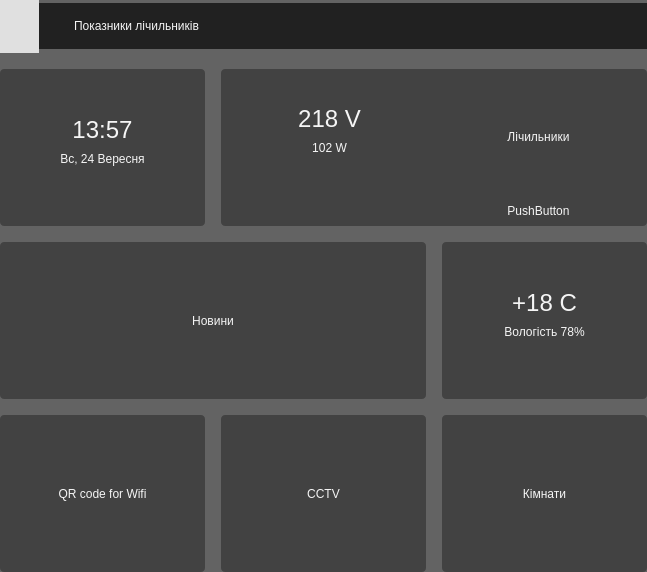
First picture: the form in mainwindow.ui, repository DanCher17/lmv1, before the edit.
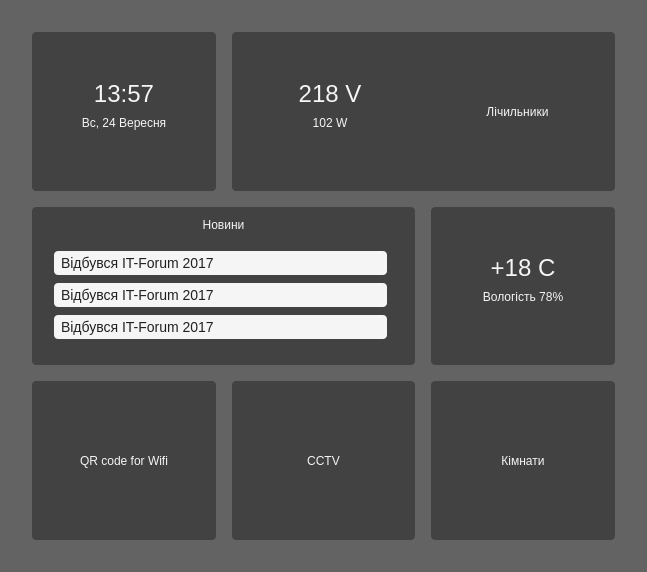
Second picture: the form after the edit. The open tabs and pages were chosen to show the change. Icons and pictures are not drawn.

Patch:
```diff
--- a/mainwindow.ui
+++ b/mainwindow.ui
@@ -46,21 +46,21 @@
       <widget class="QWidget" name="page">
        <layout class="QGridLayout" name="gridLayout_2">
         <property name="leftMargin">
-         <number>0</number>
+         <number>32</number>
         </property>
         <property name="topMargin">
-         <number>0</number>
+         <number>32</number>
         </property>
         <property name="rightMargin">
-         <number>0</number>
+         <number>32</number>
         </property>
         <property name="bottomMargin">
-         <number>0</number>
+         <number>32</number>
         </property>
         <property name="spacing">
          <number>16</number>
         </property>
-        <item row="2" column="1" colspan="2">
+        <item row="1" column="1" colspan="2">
          <widget class="QWidget" name="widget_4" native="true">
           <property name="styleSheet">
            <string notr="true">QWidget {
@@ -85,16 +85,6 @@
            <property name="spacing">
             <number>8</number>
            </property>
-           <item row="0" column="1" rowspan="2">
-            <widget class="QLabel" name="label_10">
-             <property name="text">
-              <string>Лічильники</string>
-             </property>
-             <property name="alignment">
-              <set>Qt::AlignCenter</set>
-             </property>
-            </widget>
-           </item>
            <item row="0" column="0">
             <widget class="QLabel" name="label_11">
              <property name="styleSheet">
@@ -108,6 +98,25 @@
              </property>
             </widget>
            </item>
+           <item row="0" column="1" rowspan="2">
+            <widget class="QPushButton" name="pushButton">
+             <property name="sizePolicy">
+              <sizepolicy hsizetype="Preferred" vsizetype="Preferred">
+               <horstretch>0</horstretch>
+               <verstretch>0</verstretch>
+              </sizepolicy>
+             </property>
+             <property name="cursor">
+              <cursorShape>PointingHandCursor</cursorShape>
+             </property>
+             <property name="styleSheet">
+              <string notr="true"/>
+             </property>
+             <property name="text">
+              <string>Лічильники</string>
+             </property>
+            </widget>
+           </item>
            <item row="1" column="0">
             <widget class="QLabel" name="label_12">
              <property name="text">
@@ -118,68 +127,10 @@
              </property>
             </widget>
            </item>
-           <item row="2" column="1">
-            <widget class="QPushButton" name="pushButton">
-             <property name="text">
-              <string>PushButton</string>
-             </property>
-            </widget>
-           </item>
           </layout>
          </widget>
         </item>
-        <item row="2" column="0">
-         <widget class="QWidget" name="widget" native="true">
-          <property name="styleSheet">
-           <string notr="true">QWidget {
-	background: #424242;
-	color: #f5f5f5;
-	border-radius: 4px;
-}</string>
-          </property>
-          <layout class="QVBoxLayout" name="verticalLayout_2">
-           <property name="spacing">
-            <number>8</number>
-           </property>
-           <property name="leftMargin">
-            <number>8</number>
-           </property>
-           <property name="topMargin">
-            <number>8</number>
-           </property>
-           <property name="rightMargin">
-            <number>8</number>
-           </property>
-           <property name="bottomMargin">
-            <number>8</number>
-           </property>
-           <item>
-            <widget class="QLabel" name="label_3">
-             <property name="styleSheet">
-              <string notr="true">font-size: 24px;</string>
-             </property>
-             <property name="text">
-              <string>13:57</string>
-             </property>
-             <property name="alignment">
-              <set>Qt::AlignBottom|Qt::AlignHCenter</set>
-             </property>
-            </widget>
-           </item>
-           <item>
-            <widget class="QLabel" name="label_4">
-             <property name="text">
-              <string>Вс, 24 Вересня</string>
-             </property>
-             <property name="alignment">
-              <set>Qt::AlignHCenter|Qt::AlignTop</set>
-             </property>
-            </widget>
-           </item>
-          </layout>
-         </widget>
-        </item>
-        <item row="4" column="0">
+        <item row="3" column="0">
          <widget class="QWidget" name="widget_6" native="true">
           <property name="styleSheet">
            <string notr="true">QWidget {
@@ -205,7 +156,36 @@
           </layout>
          </widget>
         </item>
-        <item row="4" column="1">
+        <item row="3" column="2">
+         <widget class="QWidget" name="widget_9" native="true">
+          <property name="styleSheet">
+           <string notr="true">QWidget {
+	background: #424242;
+	color: #f5f5f5;
+	border-radius: 4px;
+}</string>
+          </property>
+          <layout class="QGridLayout" name="gridLayout_6">
+           <item row="0" column="0">
+            <widget class="QPushButton" name="pushButton_2">
+             <property name="sizePolicy">
+              <sizepolicy hsizetype="Preferred" vsizetype="Preferred">
+               <horstretch>0</horstretch>
+               <verstretch>0</verstretch>
+              </sizepolicy>
+             </property>
+             <property name="cursor">
+              <cursorShape>PointingHandCursor</cursorShape>
+             </property>
+             <property name="text">
+              <string>Кімнати</string>
+             </property>
+            </widget>
+           </item>
+          </layout>
+         </widget>
+        </item>
+        <item row="3" column="1">
          <widget class="QWidget" name="widget_7" native="true">
           <property name="styleSheet">
            <string notr="true">QWidget {
@@ -231,8 +211,8 @@
           </layout>
          </widget>
         </item>
-        <item row="4" column="2">
-         <widget class="QWidget" name="widget_9" native="true">
+        <item row="1" column="0">
+         <widget class="QWidget" name="widget" native="true">
           <property name="styleSheet">
            <string notr="true">QWidget {
 	background: #424242;
@@ -240,134 +220,52 @@
 	border-radius: 4px;
 }</string>
           </property>
-          <layout class="QGridLayout" name="gridLayout_6">
-           <item row="0" column="0">
-            <widget class="QLabel" name="label_14">
-             <property name="styleSheet">
-              <string notr="true"/>
-             </property>
-             <property name="text">
-              <string>Кімнати</string>
-             </property>
-             <property name="alignment">
-              <set>Qt::AlignCenter</set>
-             </property>
-            </widget>
-           </item>
-          </layout>
-         </widget>
-        </item>
-        <item row="0" column="0" colspan="3">
-         <widget class="QWidget" name="widget_3" native="true">
-          <property name="sizePolicy">
-           <sizepolicy hsizetype="Preferred" vsizetype="Fixed">
-            <horstretch>0</horstretch>
-            <verstretch>0</verstretch>
-           </sizepolicy>
-          </property>
-          <layout class="QHBoxLayout" name="horizontalLayout">
+          <layout class="QVBoxLayout" name="verticalLayout_2">
            <property name="spacing">
-            <number>0</number>
+            <number>8</number>
            </property>
            <property name="leftMargin">
-            <number>0</number>
+            <number>8</number>
            </property>
            <property name="topMargin">
-            <number>0</number>
+            <number>8</number>
            </property>
            <property name="rightMargin">
-            <number>0</number>
+            <number>8</number>
            </property>
            <property name="bottomMargin">
-            <number>0</number>
+            <number>8</number>
            </property>
            <item>
-            <widget class="QLabel" name="label_2">
-             <property name="sizePolicy">
-              <sizepolicy hsizetype="Fixed" vsizetype="Fixed">
-               <horstretch>0</horstretch>
-               <verstretch>0</verstretch>
-              </sizepolicy>
-             </property>
-             <property name="minimumSize">
-              <size>
-               <width>0</width>
-               <height>53</height>
-              </size>
-             </property>
+            <widget class="QLabel" name="label_3">
              <property name="styleSheet">
-              <string notr="true">padding: 16px;
-background: #E0E0E0;
-</string>
+              <string notr="true">font-size: 24px;</string>
              </property>
-             <property name="lineWidth">
-              <number>1</number>
-             </property>
              <property name="text">
-              <string/>
+              <string>13:57</string>
              </property>
              <property name="pixmap">
               <pixmap resource="images.qrc">:/img/arrow-left.svg</pixmap>
              </property>
              <property name="alignment">
-              <set>Qt::AlignCenter</set>
+              <set>Qt::AlignBottom|Qt::AlignHCenter</set>
              </property>
-             <property name="indent">
-              <number>-1</number>
-             </property>
             </widget>
            </item>
            <item>
-            <widget class="QLabel" name="label">
-             <property name="sizePolicy">
-              <sizepolicy hsizetype="Preferred" vsizetype="Fixed">
-               <horstretch>0</horstretch>
-               <verstretch>0</verstretch>
-              </sizepolicy>
-             </property>
-             <property name="styleSheet">
-              <string notr="true">QLabel {
-background-color: #212121;
-color: #f5f5f5;
-padding: 16px 32px;
-line-height: 1;
-}</string>
-             </property>
+            <widget class="QLabel" name="label_4">
              <property name="text">
-              <string>Показники лічильників</string>
+              <string>Вс, 24 Вересня</string>
              </property>
-             <property name="textFormat">
-              <enum>Qt::PlainText</enum>
-             </property>
-            </widget>
-           </item>
-          </layout>
-         </widget>
-        </item>
-        <item row="3" column="0" colspan="2">
-         <widget class="QWidget" name="widget_5" native="true">
-          <property name="styleSheet">
-           <string notr="true">QWidget {
-	background: #424242;
-	color: #f5f5f5;
-	border-radius: 4px;
-}</string>
-          </property>
-          <layout class="QVBoxLayout" name="verticalLayout_3">
-           <item>
-            <widget class="QLabel" name="label_8">
-             <property name="text">
-              <string>Новини</string>
-             </property>
              <property name="alignment">
-              <set>Qt::AlignCenter</set>
+              <set>Qt::AlignHCenter|Qt::AlignTop</set>
              </property>
             </widget>
            </item>
           </layout>
          </widget>
         </item>
-        <item row="3" column="2">
+        <item row="2" column="2">
          <widget class="QWidget" name="widget_2" native="true">
           <property name="styleSheet">
            <string notr="true">QWidget {
@@ -418,6 +316,120 @@
           </layout>
          </widget>
         </item>
+        <item row="2" column="0" colspan="2">
+         <widget class="QWidget" name="widget_5" native="true">
+          <property name="styleSheet">
+           <string notr="true">QWidget {
+	background: #424242;
+	color: #f5f5f5;
+	border-radius: 4px;
+}</string>
+          </property>
+          <layout class="QGridLayout" name="gridLayout_7">
+           <item row="1" column="0">
+            <widget class="QScrollArea" name="scrollArea">
+             <property name="sizePolicy">
+              <sizepolicy hsizetype="Expanding" vsizetype="Preferred">
+               <horstretch>0</horstretch>
+               <verstretch>0</verstretch>
+              </sizepolicy>
+             </property>
+             <property name="widgetResizable">
+              <bool>true</bool>
+             </property>
+             <widget class="QWidget" name="scrollAreaWidgetContents">
+              <property name="geometry">
+               <rect>
+                <x>0</x>
+                <y>0</y>
+                <width>359</width>
+                <height>113</height>
+               </rect>
+              </property>
+              <layout class="QVBoxLayout" name="verticalLayout_5">
+               <item>
+                <widget class="QLabel" name="label">
+                 <property name="sizePolicy">
+                  <sizepolicy hsizetype="Preferred" vsizetype="Fixed">
+                   <horstretch>0</horstretch>
+                   <verstretch>0</verstretch>
+                  </sizepolicy>
+                 </property>
+                 <property name="styleSheet">
+                  <string notr="true">background: #f5f5f5;
+color: #212121;
+font-size: 14px;
+padding: 4px;</string>
+                 </property>
+                 <property name="text">
+                  <string>Відбувся IT-Forum 2017</string>
+                 </property>
+                </widget>
+               </item>
+               <item>
+                <widget class="QLabel" name="label_2">
+                 <property name="sizePolicy">
+                  <sizepolicy hsizetype="Preferred" vsizetype="Fixed">
+                   <horstretch>0</horstretch>
+                   <verstretch>0</verstretch>
+                  </sizepolicy>
+                 </property>
+                 <property name="styleSheet">
+                  <string notr="true">background: #f5f5f5;
+color: #212121;
+font-size: 14px;
+padding: 4px;</string>
+                 </property>
+                 <property name="text">
+                  <string>Відбувся IT-Forum 2017</string>
+                 </property>
+                </widget>
+               </item>
+               <item>
+                <widget class="QLabel" name="label_10">
+                 <property name="sizePolicy">
+                  <sizepolicy hsizetype="Preferred" vsizetype="Fixed">
+                   <horstretch>0</horstretch>
+                   <verstretch>0</verstretch>
+                  </sizepolicy>
+                 </property>
+                 <property name="styleSheet">
+                  <string notr="true">background: #f5f5f5;
+color: #212121;
+font-size: 14px;
+padding: 4px;</string>
+                 </property>
+                 <property name="text">
+                  <string>Відбувся IT-Forum 2017</string>
+                 </property>
+                </widget>
+               </item>
+              </layout>
+             </widget>
+            </widget>
+           </item>
+           <item row="0" column="0" colspan="2">
+            <widget class="QLabel" name="label_8">
+             <property name="sizePolicy">
+              <sizepolicy hsizetype="Preferred" vsizetype="Fixed">
+               <horstretch>0</horstretch>
+               <verstretch>0</verstretch>
+              </sizepolicy>
+             </property>
+             <property name="styleSheet">
+              <string notr="true"/>
+             </property>
+             <property name="text">
+              <string>Новини</string>
+             </property>
+             <property name="alignment">
+              <set>Qt::AlignCenter</set>
+             </property>
+            </widget>
+           </item>
+          </layout>
+         </widget>
+        </item>
        </layout>
       </widget>
       <widget class="QWidget" name="page_2">
```
Left out of the diff: 38 changed lines with no effect on the pictures.
